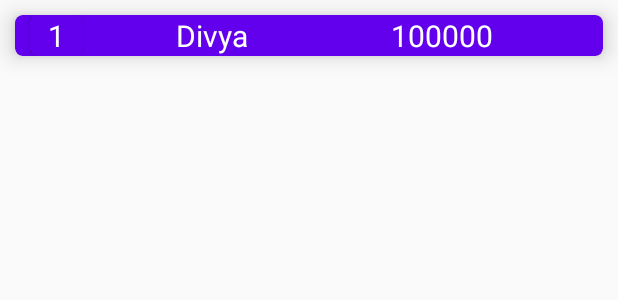
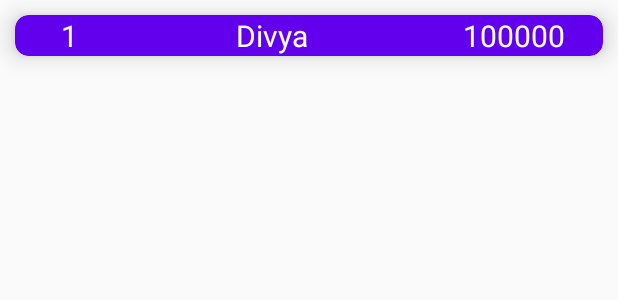
Before and after one commit to malharbangdiwala/VSM2021, an Android app: the layout users_holder.xml on its own in the app's theme, with its tools: preview values and no code run, on a phone screen of 412 x 824 dp. Shown: the top 300 px of the screen. Run offline under Robolectric (Android 15) with nearby library versions, the phone set to English and light mode, and no system bars.

Commit message:
Fixed LeaderBoard Arrangement

```diff
--- a/app/src/main/java/com/example/myapplication/UserAdapter.java
+++ b/app/src/main/java/com/example/myapplication/UserAdapter.java
@@ -42,22 +42,18 @@ public class UserAdapter extends RecyclerView.Adapter<UserAdapter.UserHolder>
         if(position==0){
             holder.cardView.setCardBackgroundColor(Color.parseColor("#FFD700"));
             holder.ranks.setBackgroundColor(Color.parseColor("#FFD700"));
-            holder.cardRank.setCardBackgroundColor(Color.parseColor("#FFD700"));
         }
         else if(position==1){
             holder.cardView.setCardBackgroundColor(Color.parseColor("#C0C0C0"));
             holder.ranks.setBackgroundColor(Color.parseColor("#C0C0C0"));
-            holder.cardRank.setCardBackgroundColor(Color.parseColor("#C0C0C0"));
         }
         else if(position==2){
             holder.cardView.setCardBackgroundColor(Color.parseColor("#CD7F32"));
             holder.ranks.setBackgroundColor(Color.parseColor("#CD7F32"));
-            holder.cardRank.setCardBackgroundColor(Color.parseColor("#CD7F32"));
         }
         if (user.get(position).getName().equals(name)){
             holder.cardView.setCardBackgroundColor(Color.parseColor("#228BFF"));
             holder.ranks.setBackgroundColor(Color.parseColor("#228BFF"));
-            holder.cardRank.setCardBackgroundColor(Color.parseColor("#228BFF"));
         }
         holder.name.setText(user.get(position).getName());
         holder.points.setText(user.get(position).getPoints().toString());
@@ -75,14 +71,13 @@ public class UserAdapter extends RecyclerView.Adapter<UserAdapter.UserHolder>
     }
     class UserHolder extends RecyclerView.ViewHolder {
         TextView name,points,ranks;
-        CardView cardView,cardRank;
+        CardView cardView;
         public UserHolder(@NonNull View itemView) {
             super(itemView);
             ranks = itemView.findViewById(R.id.rank);
             name = itemView.findViewById(R.id.userName);
             points = itemView.findViewById(R.id.pointsUser);
             cardView = itemView.findViewById(R.id.cardViewUser);
-            cardRank = itemView.findViewById(R.id.cardRank);
         }
     }
 }
--- a/app/src/main/res/layout/users_holder.xml
+++ b/app/src/main/res/layout/users_holder.xml
@@ -1,6 +1,7 @@
 <?xml version="1.0" encoding="utf-8"?>
 <androidx.cardview.widget.CardView xmlns:android="http://schemas.android.com/apk/res/android"
     xmlns:app="http://schemas.android.com/apk/res-auto"
+    xmlns:tools="http://schemas.android.com/tools"
     android:id="@+id/cardViewUser"
     android:layout_width="match_parent"
     android:layout_height="wrap_content"
@@ -8,66 +9,55 @@
     android:layout_marginTop="10dp"
     android:elevation="9dp"
     app:cardBackgroundColor="@color/colorPrimary"
-    app:cardCornerRadius="5dp"
+    app:cardCornerRadius="9dp"
     app:cardElevation="9dp">
 
-    <LinearLayout
+    <androidx.constraintlayout.widget.ConstraintLayout
+        android:id="@+id/constraint"
         android:layout_width="match_parent"
-        android:layout_height="wrap_content"
-        android:orientation="horizontal"
-        android:weightSum="100">
+        android:layout_height="wrap_content">
 
-        <androidx.cardview.widget.CardView
-            android:id="@+id/cardRank"
+        <TextView
+            android:id="@+id/rank"
             android:layout_width="wrap_content"
             android:layout_height="wrap_content"
             android:layout_gravity="center"
-            android:layout_marginLeft="10dp"
-            android:layout_weight="10"
-            app:cardBackgroundColor="@color/colorPrimary"
-            app:cardCornerRadius="5dp">
-
-            <TextView
-                android:id="@+id/rank"
-                android:layout_width="wrap_content"
-                android:layout_height="wrap_content"
-                android:layout_gravity="center"
-                android:text="1"
-                android:textAlignment="center"
-                android:textColor="@android:color/white"
-                android:textSize="20sp" />
-        </androidx.cardview.widget.CardView>
-
-        <View
-            android:layout_width="1dp"
-            android:layout_height="match_parent"
-            android:layout_weight="10" />
+            android:text="1"
+            android:textColor="#FFFFFF"
+            android:textSize="20sp"
+            app:layout_constraintBottom_toBottomOf="parent"
+            app:layout_constraintEnd_toEndOf="@+id/pointsUser"
+            app:layout_constraintHorizontal_bias="0.086"
+            app:layout_constraintStart_toStartOf="parent"
+            app:layout_constraintTop_toTopOf="parent"
+            app:layout_constraintVertical_bias="0.0" />
 
         <TextView
             android:id="@+id/userName"
             android:layout_width="wrap_content"
             android:layout_height="wrap_content"
             android:layout_weight="30"
-            android:gravity="center"
             android:text="Divya"
-            android:textAlignment="center"
             android:textColor="#FFFFFF"
-            android:textSize="20sp" />
-
-        <View
-            android:layout_width="1dp"
-            android:layout_height="match_parent"
-            android:layout_weight="20" />
+            android:textSize="20sp"
+            app:layout_constraintBottom_toBottomOf="parent"
+            app:layout_constraintEnd_toEndOf="parent"
+            app:layout_constraintHorizontal_bias="0.428"
+            app:layout_constraintStart_toStartOf="parent"
+            app:layout_constraintTop_toTopOf="parent"
+            app:layout_constraintVertical_bias="0.0" />
 
         <TextView
             android:id="@+id/pointsUser"
             android:layout_width="wrap_content"
             android:layout_height="wrap_content"
-            android:layout_marginLeft="10dp"
-            android:gravity="center"
             android:text="100000"
-            android:textAlignment="center"
+            android:textSize="20sp"
             android:textColor="#FFFFFF"
-            android:textSize="20sp" />
-    </LinearLayout>
+            app:layout_constraintBottom_toBottomOf="parent"
+            app:layout_constraintEnd_toEndOf="parent"
+            app:layout_constraintHorizontal_bias="0.922"
+            app:layout_constraintStart_toStartOf="parent"
+            app:layout_constraintTop_toTopOf="parent" />
+    </androidx.constraintlayout.widget.ConstraintLayout>
 </androidx.cardview.widget.CardView>
```
